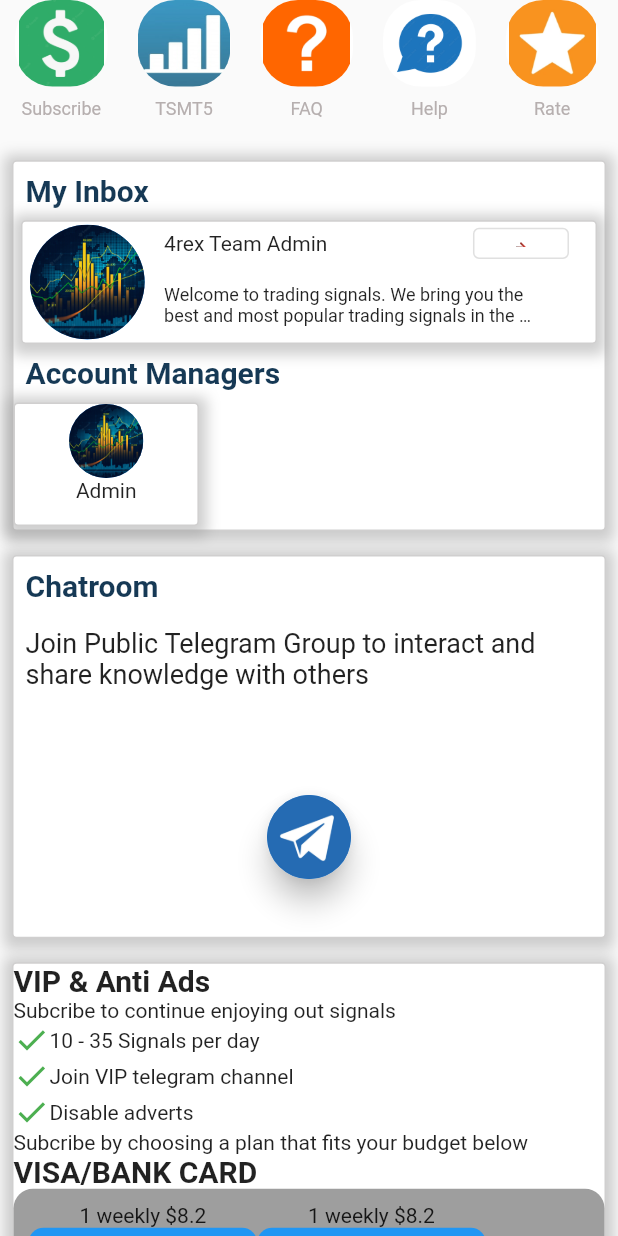
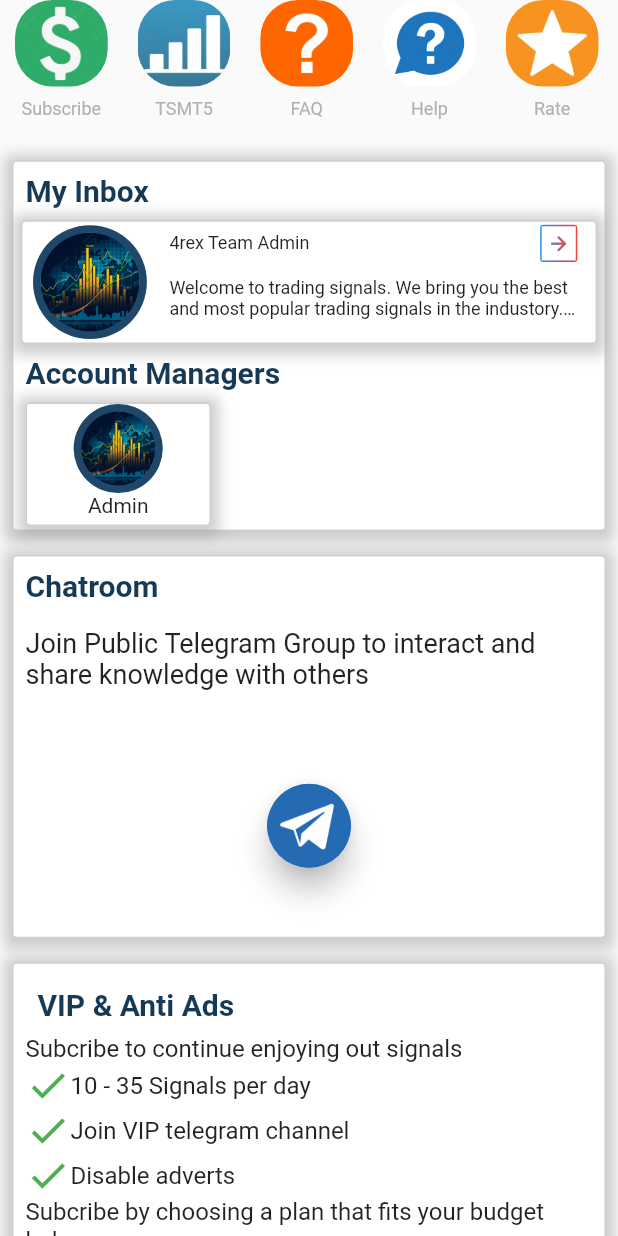
Before and after one commit to ansar062/tradingsignals, a Flutter app: the screen it shows after launch, on a phone screen of 412 x 824 dp. Run offline on Flutter 3.47's test engine with Material 2 defaults, Android fonts, the phone set to English and light mode, and no system bars; drawn by our look-alikes of avatar_glow; our stand-ins replace easy_localization, get.

Commit message:
homepage UI done

```diff
--- a/lib/Screens/homeScreen.dart
+++ b/lib/Screens/homeScreen.dart
@@ -100,7 +100,7 @@
                     Center(
                       child: AvatarGlow(
                         glowColor: Colors.blue,
-                        endRadius: 90,
+                        endRadius: screenHeight * 0.1,
                         duration: Duration(milliseconds: 2000),
                         repeat: true,
                         animate: true,
@@ -122,30 +122,34 @@
             ),
             //
             SizedBox(
-              height: screenHeight * 1.5,
+              height: screenHeight * 2,
               width: screenWidth,
               child: Container(
                 padding: EdgeInsets.all(8),
                 child: Container(
                   height: screenHeight * 1.5,
                   width: screenWidth,
+                  padding: EdgeInsets.all(8),
                   decoration: decoration,
                   child: Column(
                     crossAxisAlignment: CrossAxisAlignment.start,
                     children: [
+                      homeHadings(context, 'VIP & Anti Ads'),
                       Text(
-                        'VIP & Anti Ads',
-                        style: TextStyle(
-                            fontSize: 20, fontWeight: FontWeight.bold),
+                        'Subcribe to continue enjoying out signals',
+                        style: TextStyle(fontSize: 16),
                       ),
-                      Text('Subcribe to continue enjoying out signals'),
                       Row(
                         children: [
                           Icon(
                             Icons.check_sharp,
                             color: Colors.green,
+                            size: 30,
                           ),
-                          Text('10 - 35 Signals per day')
+                          Text(
+                            '10 - 35 Signals per day',
+                            style: TextStyle(fontSize: 16),
+                          )
                         ],
                       ),
                       Row(
@@ -153,8 +157,12 @@
                           Icon(
                             Icons.check_sharp,
                             color: Colors.green,
+                            size: 30,
                           ),
-                          Text('Join VIP telegram channel')
+                          Text(
+                            'Join VIP telegram channel',
+                            style: TextStyle(fontSize: 16),
+                          )
                         ],
                       ),
                       Row(
@@ -162,20 +170,34 @@
                           Icon(
                             Icons.check_sharp,
                             color: Colors.green,
+                            size: 30,
                           ),
-                          Text('Disable adverts')
+                          Text(
+                            'Disable adverts',
+                            style: TextStyle(fontSize: 16),
+                          )
                         ],
                       ),
                       Container(
                         child: Text(
-                            'Subcribe by choosing a plan that fits your budget below'),
+                          'Subcribe by choosing a plan that fits your budget below',
+                          style: TextStyle(fontSize: 16),
                         ),
-                      Text(
-                        'VISA/BANK CARD',
-                        style: TextStyle(
-                            fontSize: 20, fontWeight: FontWeight.bold),
                       ),
-                      planstoSubcribe(context, screenHeight, screenWidth),
+                      homeHadings(context, 'VISA/BANK CARD'),
+                      SizedBox(
+                        height: 10,
+                      ),
+                      Divider(),
+                      SizedBox(
+                        height: 10,
+                      ),
+                      planstoSubcribe(
+                          context, screenHeight, screenWidth),
+                      SizedBox(
+                        height: 10,
+                      ),
+                      Divider(),
                       Container(
                         child: Text(
                             'Trade spikes with the best spikes squad on telegram. Note that this is only available to those with equity \$50+.'),
@@ -183,7 +205,11 @@
                       SizedBox(
                         width: screenWidth,
                         child: Row(children: [
-                          Text('Spikes \$10 Weekly'),
+                          Text(
+                            'Spikes \$10 Weekly',
+                            style: TextStyle(
+                                fontSize: 18, fontWeight: FontWeight.bold),
+                          ),
                           Flexible(flex: 2, child: Container()),
                           CustomButton(
                             func: () {},
@@ -191,34 +217,51 @@
                             width: 0.3,
                             color: Colors.red,
                             fontsize: 14,
-                          )
+                          ),
                         ]),
                       ),
-                      Text(
-                        'Other Payment Methods',
-                        style: TextStyle(
-                            fontSize: 20, fontWeight: FontWeight.bold),
+                      SizedBox(
+                        height: 10,
                       ),
+                      Divider(),
+                      SizedBox(
+                        height: 10,
+                      ),
+                      homeHadings(context, 'Other Paymeny Methods'),
                       Container(
                         child: Text(
-                            'Contact us for any other payment methods you would like to use.'),
+                          'Contact us for any other payment methods you would like to use.',
+                          style: TextStyle(fontSize: 16),
+                        ),
                       ),
                       SizedBox(
                         width: screenWidth,
-                        height: screenHeight * 0.2,
+                        height: screenHeight * 0.15,
                         child: ListView(
                           scrollDirection: Axis.horizontal,
                           children: [
                             othermethods(context, screenHeight, screenWidth,
                                 'assets/wire.png', 'Wire'),
+                            SizedBox(
+                              width: screenWidth * 0.02,
+                            ),
                             othermethods(context, screenHeight, screenWidth,
                                 'assets/astropay.png', 'Astropay'),
+                            SizedBox(
+                              width: screenWidth * 0.02,
+                            ),
                             othermethods(context, screenHeight, screenWidth,
                                 'assets/perfectmoney.jpg', 'Perfect Money'),
+                            SizedBox(
+                              width: screenWidth * 0.02,
+                            ),
                             othermethods(context, screenHeight, screenWidth,
                                 'assets/wu.png', 'Western Union'),
                           ],
                         ),
+                      ),
+                      SizedBox(
+                        height: 10,
                       ),
                       Center(
                           child: CustomButton(
@@ -226,14 +269,20 @@
                         text: 'CONTACT US',
                         color: Colors.red,
                       )),
-                      Text(
-                        'My Wallet',
-                        style: TextStyle(
-                            fontSize: 20, fontWeight: FontWeight.bold),
+                      SizedBox(
+                        height: 10,
                       ),
+                      Divider(),
+                      SizedBox(
+                        height: 10,
+                      ),
+                      homeHadings(context, 'My Wallet'),
                       Container(
                         child: Text(
                             "Don't have money? Daily check in to Unlock Subcription."),
+                      ),
+                      SizedBox(
+                        height: screenHeight * 0.05,
                       ),
                       Center(
                         child: Container(
@@ -249,14 +298,16 @@
                         ),
                       ),
                       Text(
-                        'Last Check in: ',
-                        style: TextStyle(
-                            fontSize: 20, fontWeight: FontWeight.bold),
+                        'Last Check In: ',
+                        style: TextStyle(fontWeight: FontWeight.bold),
+                      ),
+                      SizedBox(
+                        height: 10,
                       ),
                       Container(
                         height: screenHeight * 0.07,
                         width: screenWidth,
-                        color: Color.fromARGB(255, 240, 211, 125),
+                        color: Colors.amber.withOpacity(0.5),
                         child: Row(
                           children: [
                             Padding(
@@ -279,15 +330,27 @@
                           ],
                         ),
                       ),
+                      SizedBox(
+                        height: 10,
+                      ),
                       Container(
                         child: Text(
                             'Support app development and maintenance by donating. Thank you in anticipation.'),
                       ),
                       SizedBox(
+                        height: 20,
+                      ),
+                      Divider(),
+                      SizedBox(
+                        height: 20,
+                      ),
+                      SizedBox(
                         width: screenWidth,
                         height: screenHeight * 0.07,
                         child: Row(children: [
-                          Container(
+                          Padding(
+                            padding: const EdgeInsets.all(8.0),
+                            child: Container(
                               height: 50,
                               width: 50,
                               decoration: BoxDecoration(
@@ -297,6 +360,7 @@
                               ),
                               child: Center(
                                 child: Text('\$2'),
+                              ),
                             ),
                           ),
                           Flexible(flex: 1, child: Container()),
@@ -502,38 +566,51 @@
               color: Colors.amber,
               borderRadius: BorderRadius.circular(20),
               image: DecorationImage(
-                  fit: BoxFit.fitHeight,
+                  fit: BoxFit.fill,
                   image: AssetImage(
                     path,
                   ))),
         ),
         SizedBox(
-          height: 20,
+          height: 10,
         ),
-        Text(name)
+        Text(
+          name,
+          style: TextStyle(fontSize: 10),
+        )
       ],
     ),
   );
 }
 
-Widget planstoSubcribe(
-    BuildContext context, double screenHeight, double screenWidth) {
-  double size = screenWidth * 0.01;
+Widget planstoSubcribe(BuildContext context, double screenHeight,
+    double screenWidth) {
   return Container(
     decoration: BoxDecoration(
-        color: Colors.grey, borderRadius: BorderRadius.circular(13)),
+        color: Color.fromARGB(255, 218, 218, 218),
+        borderRadius: BorderRadius.circular(20)),
     child: SizedBox(
-      height: screenHeight * 0.2,
+      height: screenHeight * 0.25,
       width: screenWidth,
       child: Container(
         padding: EdgeInsets.all(10),
         child: Column(
           children: [
-            Row(
+            Padding(
+              padding: const EdgeInsets.all(8.0),
+              child: Row(
+                mainAxisAlignment: MainAxisAlignment.spaceBetween,
                 children: [
                   Column(
                     children: [
-                    Text("1 weekly \$8.2"),
+                      Text(
+                        "1 weekly \$8.2",
+                        style: TextStyle(
+                            fontSize: 18, fontWeight: FontWeight.bold),
+                      ),
+                      SizedBox(
+                        height: 10,
+                      ),
                       CustomButton(
                         func: () {},
                         text: 'SUBSCRIBE',
@@ -545,7 +622,14 @@
                   ),
                   Column(
                     children: [
-                    Text("1 weekly \$8.2"),
+                      Text(
+                        "1 weekly \$8.2",
+                        style: TextStyle(
+                            fontSize: 18, fontWeight: FontWeight.bold),
+                      ),
+                      SizedBox(
+                        height: 10,
+                      ),
                       CustomButton(
                         func: () {},
                         text: 'SUBSCRIBE',
@@ -557,11 +641,19 @@
                   )
                 ],
               ),
-            Row(
+            ),
+            Padding(
+              padding: const EdgeInsets.all(8.0),
+              child: Row(
+                mainAxisAlignment: MainAxisAlignment.spaceBetween,
                 children: [
                   Column(
                     children: [
-                    Text("1 weekly \$8.2"),
+                      Text("1 weekly \$8.2", style: TextStyle(
+                            fontSize: 18, fontWeight: FontWeight.bold),),
+                            SizedBox(
+                              height: 10,
+                            ),
                       CustomButton(
                         func: () {},
                         text: 'SUBSCRIBE',
@@ -573,7 +665,11 @@
                   ),
                   Column(
                     children: [
-                    Text("1 weekly \$8.2"),
+                      Text("1 weekly \$8.2 👑", style: TextStyle(
+                            fontSize: 18, fontWeight: FontWeight.bold),),
+                            SizedBox(
+                              height: 10,
+                            ),
                       CustomButton(
                         func: () {},
                         text: 'SUBSCRIBE',
@@ -584,6 +680,7 @@
                     ],
                   )
                 ],
+              ),
             )
           ],
         ),
@@ -595,10 +692,14 @@
 Widget profilepic(BuildContext context, double radius) {
   return Container(
     child: CircleAvatar(
+      radius: radius + 5,
+      backgroundColor: Color.fromARGB(255, 30, 71, 104),
+      child: CircleAvatar(
           backgroundImage: AssetImage(
             'assets/tradinggraph.png',
           ),
           radius: radius),
+    ),
   );
 }
 
@@ -617,7 +718,7 @@
               color: Colors.white,
               borderRadius: BorderRadius.circular(25),
               image: DecorationImage(
-                  fit: BoxFit.fitHeight,
+                  fit: BoxFit.cover,
                   image: AssetImage(
                     path,
                   ))),
@@ -661,7 +762,11 @@
             decoration: decoration,
             child: Row(
               children: [
-                profilepic(context, MediaQuery.of(context).size.height * 0.05),
+                Padding(
+                  padding: const EdgeInsets.symmetric(horizontal: 5),
+                  child: profilepic(
+                      context, MediaQuery.of(context).size.height * 0.04),
+                ),
                 SizedBox(
                   width: 10,
                 ),
@@ -673,27 +778,40 @@
                       width: screenWidth * 0.66,
                       child: Row(
                         children: [
-                          Text('4rex Team Admin'),
+                          Text(
+                            '4rex Team Admin',
+                            style: TextStyle(fontSize: 12),
+                          ),
                           Flexible(
                             child: Container(),
                             flex: 2,
                           ),
-                          MyOutlinedButton(
-                              onPressed: () {},
+                          Container(
+                            height: screenHeight * 0.03,
+                            width: screenWidth * 0.06,
+                            decoration: BoxDecoration(
+                                gradient: LinearGradient(
+                                    colors: [Colors.blue, Colors.red]),
+                                borderRadius: BorderRadius.circular(2)),
                             child: Padding(
-                                padding: const EdgeInsets.all(8.0),
+                              padding: const EdgeInsets.all(1.0),
+                              child: Container(
+                                alignment: Alignment.center,
+                                color: Colors.white,
                                 child: GradientIcon(
                                     Icons.arrow_forward,
-                                    10,
+                                    15,
                                     LinearGradient(
-                                        colors: [Colors.black, Colors.red])),
-                              ))
+                                        colors: [Colors.blue, Colors.red])),
+                              ),
+                            ),
+                          ),
                         ],
                       ),
                     ),
                     SizedBox(
-                      height: screenHeight * 0.07,
-                      width: screenWidth * 0.6,
+                      height: screenHeight * 0.06,
+                      width: screenWidth * 0.66,
                       child: Row(children: [
                         Expanded(
                           child: Text(
@@ -715,7 +833,9 @@
 
         //
         homeHadings(context, 'Account Managers'),
-        Container(
+        Padding(
+          padding: const EdgeInsets.only(left: 8.0),
+          child: Container(
             height: screenHeight * 0.1,
             width: screenWidth * 0.3,
             decoration: decoration,
@@ -726,6 +846,7 @@
               ],
             ),
           ),
+        ),
       ]),
     ),
   );
--- a/lib/Widgets/gradientIconReource.dart
+++ b/lib/Widgets/gradientIconReource.dart
@@ -1,41 +1,5 @@
 import 'package:flutter/material.dart';
 import 'package:get/get.dart';
-
-class MyOutlinedButton extends StatelessWidget {
-  final VoidCallback onPressed;
-  final Widget child;
-  final ButtonStyle? style;
-  final Gradient? gradient;
-  final double thickness;
-
-  const MyOutlinedButton({
-    Key? key,
-    required this.onPressed,
-    required this.child,
-    this.style,
-    this.gradient,
-    this.thickness = 2,
-  }) : super(key: key);
-
-  @override
-  Widget build(BuildContext context) {
-    return DecoratedBox(
-
-      decoration: BoxDecoration(gradient: gradient),
-      child: Container(
-        color: Colors.white,
-        margin: EdgeInsets.all(thickness),
-        child: OutlinedButton(
-          onPressed: onPressed,
-          style: style,
-          child: child,
-        ),
-      ),
-    );
-  }
-}
-
-
 
 class GradientIcon extends StatelessWidget {
   GradientIcon(
```
Lines whose indentation alone changed are shown as unchanged.
